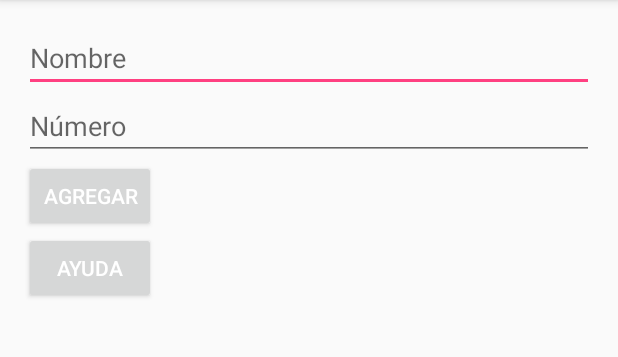
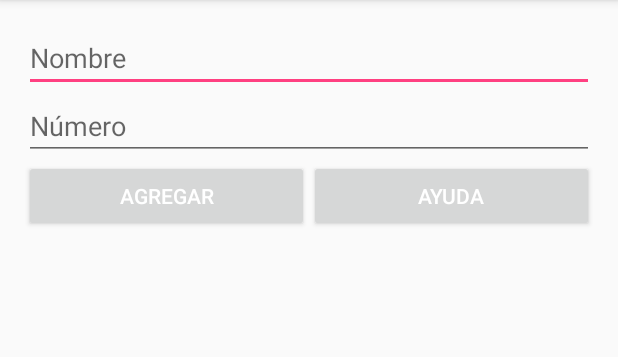
Before and after one commit to vmichelmtz17/GuardianTrackITT-Residencia, an Android app: the Contacto screen opened directly, with no data from a screen before it, on a phone screen of 412 x 824 dp, the part 84-441 px from its top. Run offline under Robolectric (Android 15) with nearby library versions, the phone set to English and light mode, and no system bars; our stand-ins replace Firebase (no records; nobody signed in at launch, a user with empty details on screens opened directly).

Commit message:
version006

```diff
--- a/app/src/main/res/layout/activity_contacto.xml
+++ b/app/src/main/res/layout/activity_contacto.xml
@@ -19,18 +19,26 @@
         android:hint="Número"
         android:inputType="number" />
 
+    <LinearLayout
+        android:layout_width="match_parent"
+        android:layout_height="wrap_content"
+        android:orientation="horizontal">
+
         <Button
             android:id="@+id/buttonAgregar"
-        android:layout_width="wrap_content"
+            android:layout_width="0dp"
+            android:layout_weight="1"
             android:layout_height="wrap_content"
             android:text="Agregar" />
 
         <Button
             android:id="@+id/buttonMensajeTemporal"
-        android:layout_width="wrap_content"
+            android:layout_width="0dp"
+            android:layout_weight="1"
             android:layout_height="wrap_content"
             android:text="Ayuda" />
 
+    </LinearLayout>
 
     <ListView
         android:id="@+id/listViewContactos"
```
Also changed, not shown: app/src/main/java/com/residencia/guardiantrackitt/Contacto.java (+22 -6 lines). Lines whose indentation alone changed are shown as unchanged.
